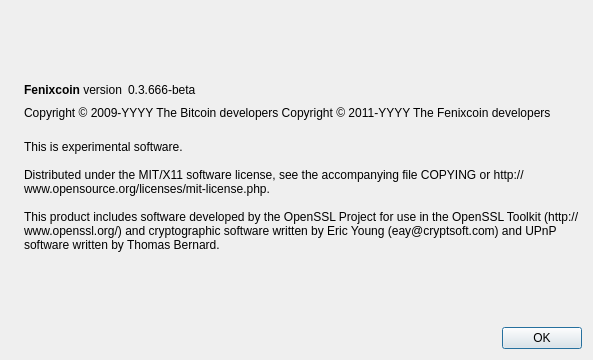
First picture: the form in src/qt/forms/aboutdialog.ui, repository Overx/fenixcoin, before the edit.
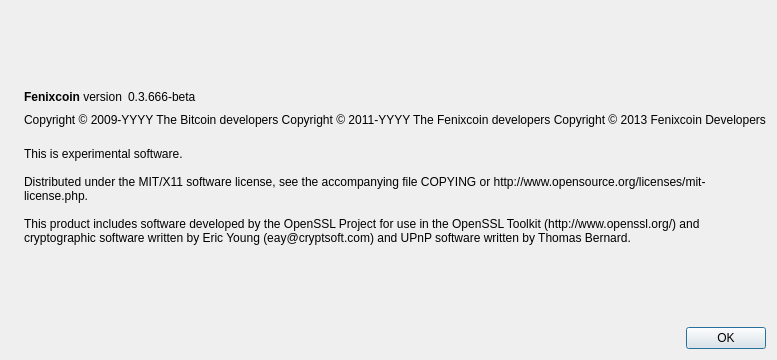
Second picture: the form after the edit. Icons and pictures are not drawn.

```diff
--- a/src/qt/forms/aboutdialog.ui
+++ b/src/qt/forms/aboutdialog.ui
@@ -92,7 +92,8 @@
        </property>
        <property name="text">
         <string notr="true">Copyright &amp;copy; 2009-YYYY The Bitcoin developers
-Copyright &amp;copy; 2011-YYYY The Fenixcoin developers</string>
+Copyright &amp;copy; 2011-YYYY The Fenixcoin developers
+Copyright &amp;copy; 2013 Fenixcoin Developers</string>
        </property>
        <property name="textFormat">
         <enum>Qt::RichText</enum>
```
